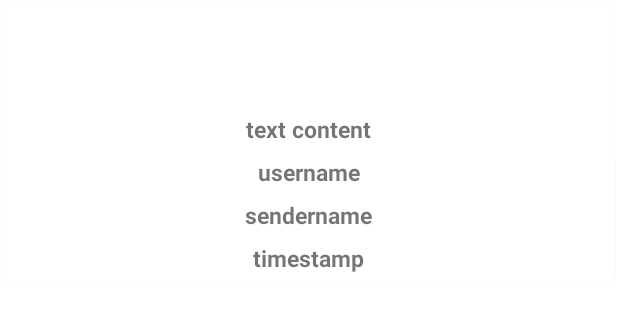
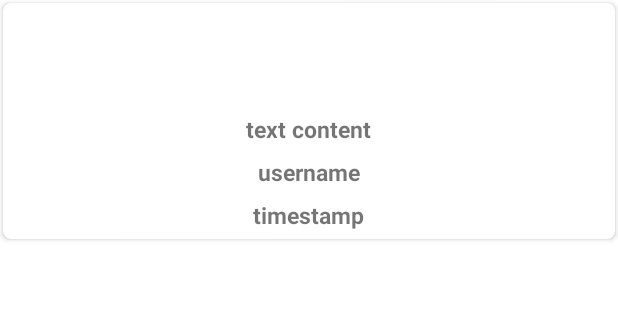
Before and after one commit to XiaohuLee/NUMAD22Sp_Team25, an Android app: the layout sticker_records_card.xml on its own in the app's theme, with its tools: preview values and no code run, on a phone screen of 412 x 824 dp. Shown: the top 311 px of the screen. Run offline under Robolectric (Android 15) with nearby library versions, the phone set to English and light mode, and no system bars.

Commit message:
fix bug for fcm
Signed-off-by: FengqiQiao <qiao.fe@husky.neu.edu>

```diff
--- a/app/src/main/java/com/example/numad22sp_team25/HomePageActivity.java
+++ b/app/src/main/java/com/example/numad22sp_team25/HomePageActivity.java
@@ -354,7 +354,7 @@ public class HomePageActivity extends AppCompatActivity implements SendStickerWi
 
                 try {
                     // update notification
-                    jNotification.put("title", "Sticker from " + currentUsername + " to " + recipient);
+                    jNotification.put("title", "New sticker from " + currentUsername);
                     jNotification.put("body", newSticker);
                     jNotification.put("sound", "default");
                     jNotification.put("badge", "1");
--- a/app/src/main/java/com/example/numad22sp_team25/StickerRecordsAdapter.java
+++ b/app/src/main/java/com/example/numad22sp_team25/StickerRecordsAdapter.java
@@ -32,7 +32,7 @@ public class StickerRecordsAdapter extends RecyclerView.Adapter<StickerRecordsHo
         Sticker currentItem = stickerRecords.get(position);
         holder.text.setText("Text: " + currentItem.text);
         holder.currentUserName.setText("From: " + currentItem.from);
-        holder.senderName.setText("To: " + currentItem.to);
+//        holder.senderName.setText("To: " + currentItem.to);
         holder.timestamp.setText("Time: " + convertTimestamp(currentItem.timestamp));
         holder.stickerIcon.setImageResource(currentItem.stickerId);
     }
--- a/app/src/main/java/com/example/numad22sp_team25/StickerRecordsHolder.java
+++ b/app/src/main/java/com/example/numad22sp_team25/StickerRecordsHolder.java
@@ -17,7 +17,7 @@ public class StickerRecordsHolder extends RecyclerView.ViewHolder {
         super(view);
         currentUserName = view.findViewById(R.id.currentUsername);
         text = view.findViewById(R.id.tvText);
-        senderName = view.findViewById(R.id.sendUsername);
+//        senderName = view.findViewById(R.id.sendUsername);
         stickerIcon = view.findViewById(R.id.stickerIcon);
         timestamp = view.findViewById(R.id.timestamp);
     }
--- a/app/src/main/java/com/example/numad22sp_team25/fcm/Utils.java
+++ b/app/src/main/java/com/example/numad22sp_team25/fcm/Utils.java
@@ -35,7 +35,7 @@ public class Utils {
             HttpURLConnection conn = (HttpURLConnection) url.openConnection();
             conn.setRequestMethod("POST");
             conn.setRequestProperty("Content-Type", "application/json");
-            conn.setRequestProperty("Authrization", serverToken);
+            conn.setRequestProperty("Authorization", serverToken);
             conn.setDoOutput(true);
 
             OutputStream outputStream = conn.getOutputStream();
--- a/app/src/main/res/layout/sticker_records_card.xml
+++ b/app/src/main/res/layout/sticker_records_card.xml
@@ -38,18 +38,6 @@
             android:textStyle="bold" />
 
         <TextView
-            android:id="@+id/sendUsername"
-            android:layout_width="wrap_content"
-            android:layout_height="wrap_content"
-            android:layout_below="@id/currentUsername"
-            android:layout_centerHorizontal="true"
-            android:layout_marginStart="10dp"
-            android:layout_marginTop="7dp"
-            android:text="sendername"
-            android:textSize="15sp"
-            android:textStyle="bold"/>
-
-        <TextView
             android:id="@+id/tvText"
             android:layout_width="wrap_content"
             android:layout_height="wrap_content"
@@ -65,7 +53,7 @@
             android:id="@+id/timestamp"
             android:layout_width="wrap_content"
             android:layout_height="wrap_content"
-            android:layout_below="@+id/sendUsername"
+            android:layout_below="@+id/currentUsername"
             android:layout_centerHorizontal="true"
             android:layout_marginStart="10dp"
             android:layout_marginTop="7dp"
```
